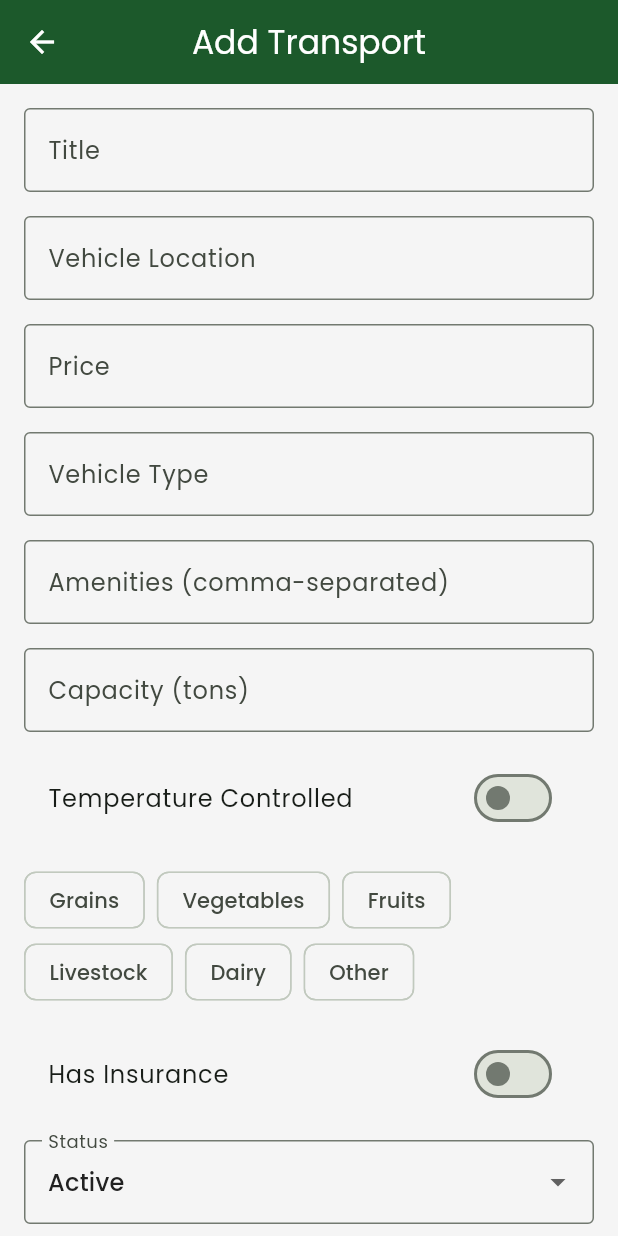
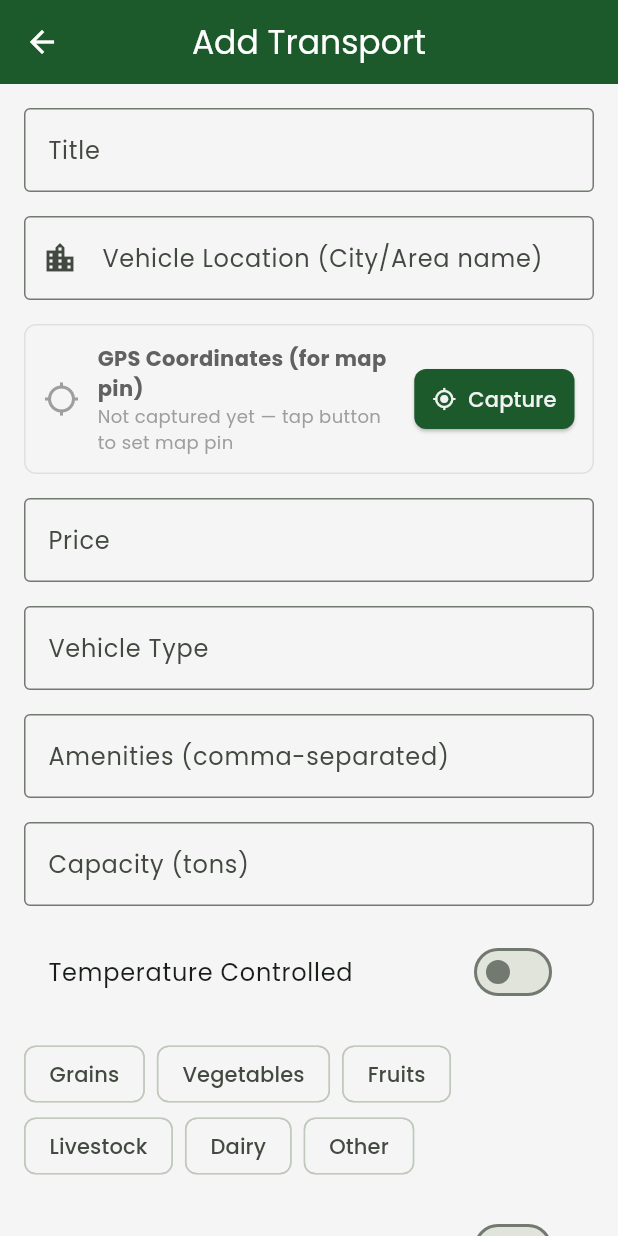
Before and after one commit to Leogodwine/masokotips_flutter_app, a Flutter app: the TransportFormScreen screen opened directly, on a phone screen of 412 x 824 dp. Run offline on Flutter 3.47's test engine with Material 3 defaults, Android fonts, the phone set to English and light mode, and no system bars; our stand-ins replace cached_network_image, connectivity_plus, dio, flutter_map, flutter_staggered_animations, font_awesome_flutter and 6 more; missing offline and left inert: flutter_inappwebview; accounts and stored records are empty.

Commit message:
feat: add transport map screen with OSM, GPS location, and distance calculation

```diff
--- a/lib/models/transport.dart
+++ b/lib/models/transport.dart
@@ -56,6 +56,8 @@ class Transport {
   final models.Category? category;
   final Map<String, dynamic>? user;
   final int? userId;
+  final double? latitude;
+  final double? longitude;
 
   // Computed properties for seller info
   String get sellerName {
@@ -128,6 +130,8 @@ class Transport {
     this.category,
     this.user,
     this.userId,
+    this.latitude,
+    this.longitude,
   });
 
   // Getter for processed image URL
@@ -176,6 +180,8 @@ class Transport {
           : null,
       user: json['user'] as Map<String, dynamic>?,
       userId: (json['user_id'] as num?)?.toInt(),
+      latitude: _stringToDoubleNullable(json['latitude']?.toString()),
+      longitude: _stringToDoubleNullable(json['longitude']?.toString()),
     );
   }
 
@@ -210,6 +216,8 @@ class Transport {
       'amount': amount,
       'category_id': categoryId,
       'user_id': userId,
+      'latitude': latitude,
+      'longitude': longitude,
     };
   }
 
@@ -245,6 +253,8 @@ class Transport {
     models.Category? category,
     Map<String, dynamic>? user,
     int? userId,
+    double? latitude,
+    double? longitude,
   }) {
     return Transport(
       id: id ?? this.id,
@@ -280,6 +290,8 @@ class Transport {
       category: category ?? this.category,
       user: user ?? this.user,
       userId: userId ?? this.userId,
+      latitude: latitude ?? this.latitude,
+      longitude: longitude ?? this.longitude,
     );
   }
 }
--- a/lib/providers/transport_provider.dart
+++ b/lib/providers/transport_provider.dart
@@ -178,6 +178,8 @@ class TransportProvider with ChangeNotifier {
     double? pricePerKg,
     required String driverName,
     required String driverPhone,
+    double? latitude,
+    double? longitude,
   }) async {
     _isLoading = true;
     _error = null;
@@ -206,6 +208,8 @@ class TransportProvider with ChangeNotifier {
         pricePerKg: pricePerKg,
         driverName: driverName,
         driverPhone: driverPhone,
+        latitude: latitude,
+        longitude: longitude,
       );
 
       _transports.add(transport);
--- a/lib/screens/transport/transport_form_screen.dart
+++ b/lib/screens/transport/transport_form_screen.dart
@@ -1,5 +1,6 @@
 import 'package:flutter/material.dart';
 import 'package:provider/provider.dart';
+import 'package:geolocator/geolocator.dart';
 import '../../models/transport.dart';
 import '../../providers/transport_provider.dart';
 
@@ -37,6 +38,11 @@ class _TransportFormScreenState extends State<TransportFormScreen> {
     'Other'
   ];
 
+  // GPS coordinates
+  double? _latitude;
+  double? _longitude;
+  bool _isCapturingLocation = false;
+
   @override
   void initState() {
     super.initState();
@@ -62,6 +68,8 @@ class _TransportFormScreenState extends State<TransportFormScreen> {
         widget.transport?.isTemperatureControlled ?? false;
     _hasInsurance = widget.transport?.hasInsurance ?? false;
     _selectedProductTypes = widget.transport?.supportedProductTypes ?? [];
+    _latitude = widget.transport?.latitude;
+    _longitude = widget.transport?.longitude;
   }
 
   @override
@@ -74,6 +82,75 @@ class _TransportFormScreenState extends State<TransportFormScreen> {
     _capacityController.dispose();
     _insuranceDetailsController.dispose();
     super.dispose();
+  }
+
+  Future<void> _captureCurrentLocation() async {
+    setState(() => _isCapturingLocation = true);
+
+    try {
+      bool serviceEnabled = await Geolocator.isLocationServiceEnabled();
+      if (!serviceEnabled) {
+        if (mounted) {
+          ScaffoldMessenger.of(context).showSnackBar(
+            const SnackBar(content: Text('Location services are disabled.')),
+          );
+        }
+        return;
+      }
+
+      LocationPermission permission = await Geolocator.checkPermission();
+      if (permission == LocationPermission.denied) {
+        permission = await Geolocator.requestPermission();
+        if (permission == LocationPermission.denied) {
+          if (mounted) {
+            ScaffoldMessenger.of(context).showSnackBar(
+              const SnackBar(content: Text('Location permission denied.')),
+            );
+          }
+          return;
+        }
+      }
+
+      if (permission == LocationPermission.deniedForever) {
+        if (mounted) {
+          ScaffoldMessenger.of(context).showSnackBar(
+            const SnackBar(
+                content: Text(
+                    'Location permission permanently denied. Enable in settings.')),
+          );
+        }
+        return;
+      }
+
+      final position = await Geolocator.getCurrentPosition(
+        locationSettings: const LocationSettings(
+          accuracy: LocationAccuracy.high,
+        ),
+      );
+
+      setState(() {
+        _latitude = position.latitude;
+        _longitude = position.longitude;
+      });
+
+      if (mounted) {
+        ScaffoldMessenger.of(context).showSnackBar(
+          SnackBar(
+            content: Text(
+                'Location captured: ${_latitude!.toStringAsFixed(5)}, ${_longitude!.toStringAsFixed(5)}'),
+            backgroundColor: Colors.green,
+          ),
+        );
+      }
+    } catch (e) {
+      if (mounted) {
+        ScaffoldMessenger.of(context).showSnackBar(
+          SnackBar(content: Text('Could not get location: $e')),
+        );
+      }
+    } finally {
+      if (mounted) setState(() => _isCapturingLocation = false);
+    }
   }
 
   Future<void> _submitForm() async {
@@ -103,6 +180,8 @@ class _TransportFormScreenState extends State<TransportFormScreen> {
               ownerName: _titleController.text,
               driverName: _titleController.text,
               driverPhone: '+255715000000',
+              latitude: _latitude,
+              longitude: _longitude,
             );
       } else {
         final updatedTransport = widget.transport!.copyWith(
@@ -117,6 +196,8 @@ class _TransportFormScreenState extends State<TransportFormScreen> {
           insuranceDetails: _insuranceDetailsController.text,
           amenities: amenities,
           status: _status,
+          latitude: _latitude,
+          longitude: _longitude,
         );
         await context
             .read<TransportProvider>()
@@ -164,8 +245,9 @@ class _TransportFormScreenState extends State<TransportFormScreen> {
             TextFormField(
               controller: _vehicleLocationController,
               decoration: const InputDecoration(
-                labelText: 'Vehicle Location',
+                labelText: 'Vehicle Location (City/Area name)',
                 border: OutlineInputBorder(),
+                prefixIcon: Icon(Icons.location_city_outlined),
               ),
               validator: (value) {
                 if (value == null || value.isEmpty) {
@@ -175,12 +257,83 @@ class _TransportFormScreenState extends State<TransportFormScreen> {
               },
             ),
             const SizedBox(height: 16),
+            // ─── GPS Location Capture ───────────────────────────────────
+            Container(
+              padding: const EdgeInsets.all(12),
+              decoration: BoxDecoration(
+                color: _latitude != null
+                    ? Colors.green.shade50
+                    : Colors.grey.shade100,
+                border: Border.all(
+                  color: _latitude != null
+                      ? Colors.green.shade300
+                      : Colors.grey.shade300,
+                ),
+                borderRadius: BorderRadius.circular(8),
+              ),
+              child: Row(
+                children: [
+                  Icon(
+                    _latitude != null
+                        ? Icons.gps_fixed
+                        : Icons.gps_not_fixed,
+                    color: _latitude != null ? Colors.green : Colors.grey,
+                  ),
+                  const SizedBox(width: 12),
+                  Expanded(
+                    child: Column(
+                      crossAxisAlignment: CrossAxisAlignment.start,
+                      children: [
+                        Text(
+                          'GPS Coordinates (for map pin)',
+                          style: TextStyle(
+                            fontWeight: FontWeight.bold,
+                            color: _latitude != null
+                                ? Colors.green.shade800
+                                : Colors.grey.shade700,
+                          ),
+                        ),
+                        Text(
+                          _latitude != null
+                              ? '${_latitude!.toStringAsFixed(5)}, ${_longitude!.toStringAsFixed(5)}'
+                              : 'Not captured yet — tap button to set map pin',
+                          style: TextStyle(
+                            fontSize: 12,
+                            color: _latitude != null
+                                ? Colors.green.shade700
+                                : Colors.grey.shade500,
+                          ),
+                        ),
+                      ],
+                    ),
+                  ),
+                  const SizedBox(width: 8),
+                  _isCapturingLocation
+                      ? const SizedBox(
+                          width: 24,
+                          height: 24,
+                          child: CircularProgressIndicator(strokeWidth: 2),
+                        )
+                      : ElevatedButton.icon(
+                          onPressed: _captureCurrentLocation,
+                          icon: const Icon(Icons.my_location, size: 16),
+                          label: Text(_latitude != null ? 'Update' : 'Capture'),
+                          style: ElevatedButton.styleFrom(
+                            padding: const EdgeInsets.symmetric(
+                                horizontal: 12, vertical: 8),
+                          ),
+                        ),
+                ],
+              ),
+            ),
+            // ────────────────────────────────────────────────────────────
+            const SizedBox(height: 16),
             TextFormField(
               controller: _priceController,
               decoration: const InputDecoration(
                 labelText: 'Price',
                 border: OutlineInputBorder(),
-                prefixText: 'TZS',
+                prefixText: 'TZS ',
               ),
               keyboardType: TextInputType.number,
               validator: (value) {
--- a/lib/screens/transport/transport_list_screen.dart
+++ b/lib/screens/transport/transport_list_screen.dart
@@ -4,7 +4,7 @@ import 'package:cached_network_image/cached_network_image.dart';
 import 'package:masoko_tips/models/transport.dart';
 import 'package:masoko_tips/providers/transport_provider.dart';
 import 'package:masoko_tips/screens/transport/transport_details_screen.dart';
-
+import 'package:masoko_tips/screens/transport/transport_map_screen.dart';
 class TransportListScreen extends StatefulWidget {
   final String category;
 
@@ -448,6 +448,18 @@ class _TransportListScreenState extends State<TransportListScreen> {
         centerTitle: true,
         actions: [
           IconButton(
+            icon: const Icon(Icons.map_outlined),
+            tooltip: 'View on Map',
+            onPressed: () {
+              Navigator.push(
+                context,
+                MaterialPageRoute(
+                  builder: (_) => TransportMapScreen(category: widget.category),
+                ),
+              );
+            },
+          ),
+          IconButton(
             icon: const Icon(Icons.filter_list),
             onPressed: _toggleFilters,
           ),
--- a/lib/services/transport_service.dart
+++ b/lib/services/transport_service.dart
@@ -125,6 +125,8 @@ class TransportService {
     double? pricePerKg,
     required String driverName,
     required String driverPhone,
+    double? latitude,
+    double? longitude,
   }) async {
     _checkAuthToken();
     try {
@@ -153,6 +155,8 @@ class TransportService {
           'price_per_kg': pricePerKg,
           'driver_name': driverName,
           'driver_phone': driverPhone,
+          'latitude': latitude,
+          'longitude': longitude,
         }),
       );
 
--- a/pubspec.yaml
+++ b/pubspec.yaml
@@ -62,6 +62,9 @@ dependencies:
   shimmer: ^3.0.0
   flutter_inappwebview: ^6.1.5
   flutter_gen: ^5.10.0
+  flutter_map: ^8.3.0
+  latlong2: ^0.9.1
+  geolocator: ^14.0.2
 
 
 dev_dependencies:
```
Also changed, not shown: lib/screens/transport/transport_map_screen.dart (added, +342 -0 lines), 2 other files.
